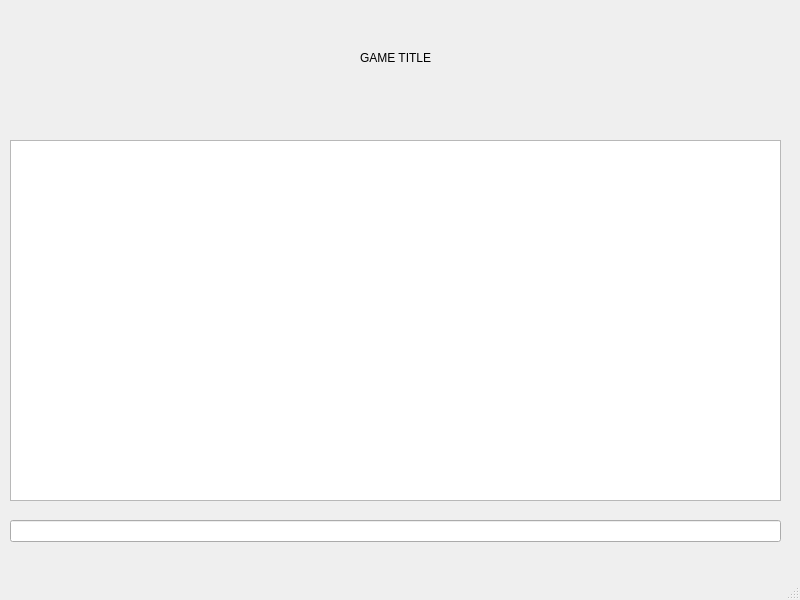
First picture: the form in mainwindow.ui, repository Divyamkhatri72/Text-Based-RPG, before the edit.
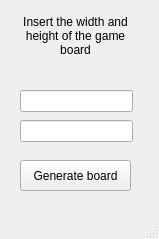
Second picture: the form after the edit.

The edit to the form file:
```diff
--- a/mainwindow.ui
+++ b/mainwindow.ui
@@ -6,48 +6,74 @@
    <rect>
     <x>0</x>
     <y>0</y>
-    <width>800</width>
-    <height>600</height>
+    <width>159</width>
+    <height>239</height>
    </rect>
   </property>
   <property name="windowTitle">
    <string>MainWindow</string>
   </property>
   <widget class="QWidget" name="centralwidget">
-   <widget class="QTableWidget" name="tableWidget">
-    <property name="geometry">
-     <rect>
-      <x>10</x>
-      <y>140</y>
-      <width>771</width>
-      <height>361</height>
-     </rect>
-    </property>
-   </widget>
-   <widget class="QLineEdit" name="lineEdit">
-    <property name="geometry">
-     <rect>
-      <x>10</x>
-      <y>520</y>
-      <width>771</width>
-      <height>22</height>
-     </rect>
-    </property>
-    <property name="text">
-     <string/>
-    </property>
-   </widget>
    <widget class="QLabel" name="label">
     <property name="geometry">
      <rect>
-      <x>360</x>
-      <y>50</y>
-      <width>71</width>
-      <height>16</height>
+      <x>20</x>
+      <y>10</y>
+      <width>111</width>
+      <height>51</height>
      </rect>
     </property>
     <property name="text">
-     <string>GAME TITLE</string>
+     <string>Insert the width and height of the game board</string>
+    </property>
+    <property name="alignment">
+     <set>Qt::AlignmentFlag::AlignCenter</set>
+    </property>
+    <property name="wordWrap">
+     <bool>true</bool>
+    </property>
+   </widget>
+   <widget class="QLineEdit" name="lineEdit">
+    <property name="geometry">
+     <rect>
+      <x>162</x>
+      <y>370</y>
+      <width>491</width>
+      <height>22</height>
+     </rect>
+    </property>
+   </widget>
+   <widget class="QPushButton" name="pushButton">
+    <property name="geometry">
+     <rect>
+      <x>20</x>
+      <y>160</y>
+      <width>111</width>
+      <height>31</height>
+     </rect>
+    </property>
+    <property name="text">
+     <string>Generate board</string>
+    </property>
+   </widget>
+   <widget class="QLineEdit" name="lineEdit_2">
+    <property name="geometry">
+     <rect>
+      <x>20</x>
+      <y>90</y>
+      <width>113</width>
+      <height>22</height>
+     </rect>
+    </property>
+   </widget>
+   <widget class="QLineEdit" name="lineEdit_3">
+    <property name="geometry">
+     <rect>
+      <x>20</x>
+      <y>120</y>
+      <width>113</width>
+      <height>22</height>
+     </rect>
     </property>
    </widget>
   </widget>
```
Left out of the diff: 2 changed lines with no effect on the pictures.
